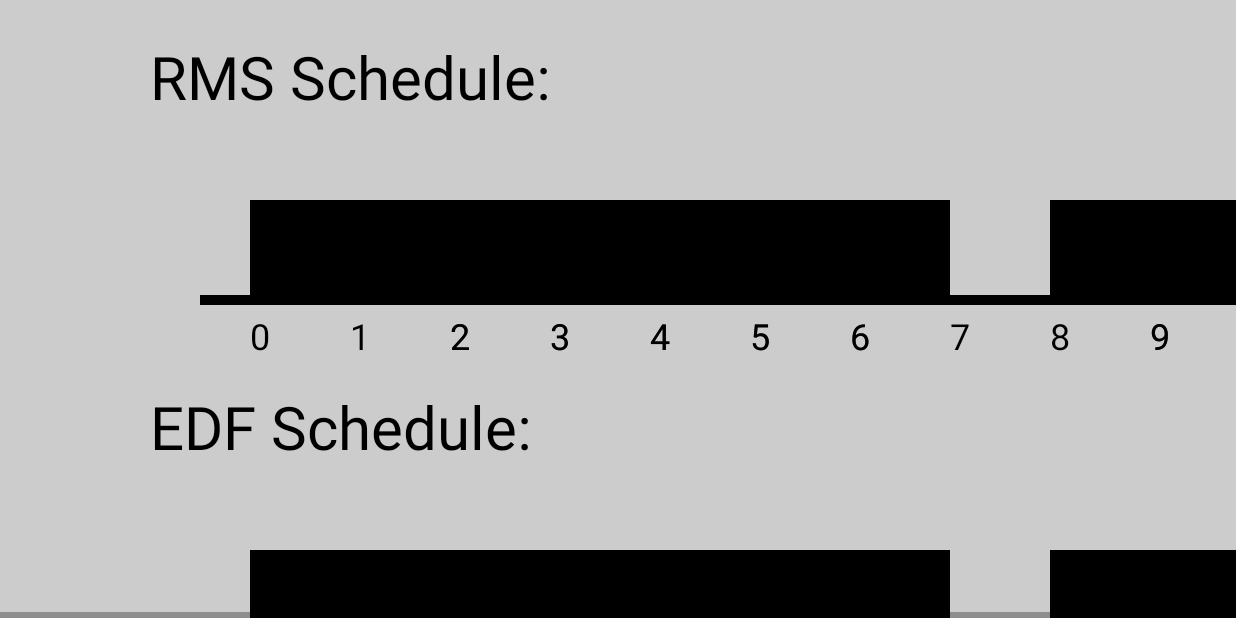
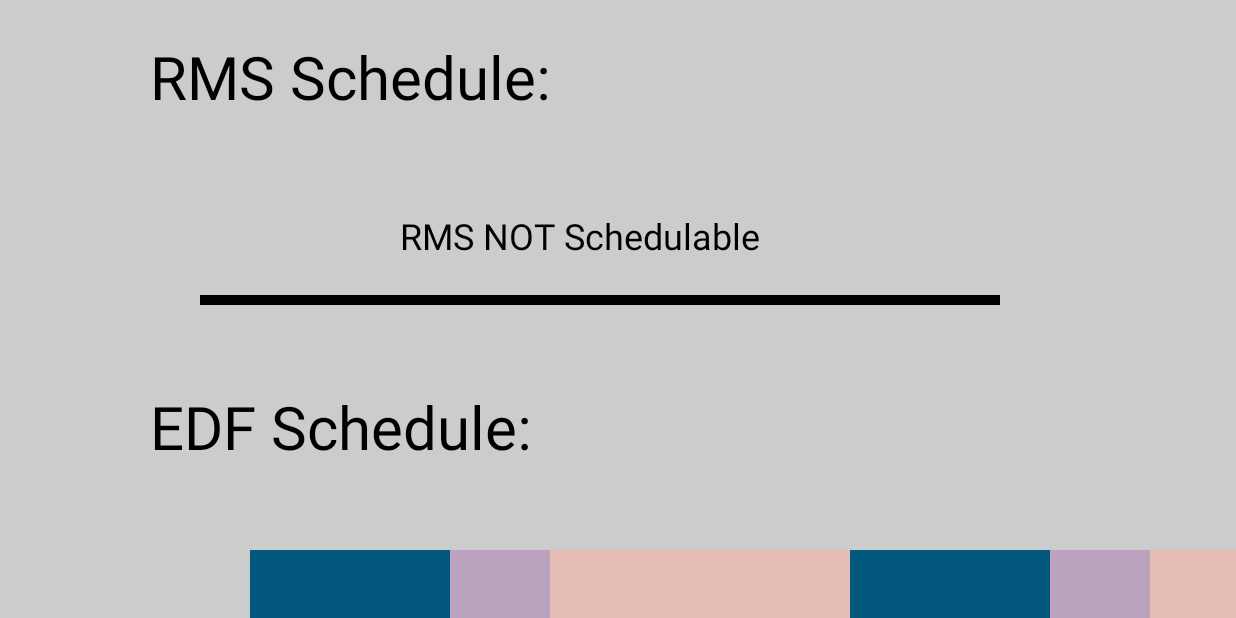
Before and after one commit to ChenfengLiu/RealTimeTaskSimApp, an Android app: the screen it shows after launch (timeScrollingActivity), after a tap on "DRAW", on a phone screen of 824 x 412 dp (held sideways). Run offline under Robolectric (Android 15) with nearby library versions, the phone set to English and light mode, and no system bars.

Commit message:
Modified Draw Function for RMS, EDF, LLF Schedulers

```diff
--- a/RealTimeSimApp/app/src/main/java/chenfeng/realtimesimapp/MainActivity.java
+++ b/RealTimeSimApp/app/src/main/java/chenfeng/realtimesimapp/MainActivity.java
@@ -21,13 +21,13 @@
         setContentView(R.layout.activity_main);
 
         //Test user input: only a test
-        t = new Task(1, 3, 0);
+        t = new Task(1, 8, 0);
         tList = new ArrayList<>();
         tList.add(t);
-        t = new Task(2, 4, 1);
+        t = new Task(2, 6, 1);
         tList.add(t);
-//        t=  new Task(1, 7, 2);
-//        tList.add(t);
+        t=  new Task(4, 24, 2);
+        tList.add(t);
 
         final String answer = taskToString(tList);
 
--- a/RealTimeSimApp/app/src/main/java/chenfeng/realtimesimapp/model/ScheduleRMS.java
+++ b/RealTimeSimApp/app/src/main/java/chenfeng/realtimesimapp/model/ScheduleRMS.java
@@ -153,7 +153,8 @@
             Task curr = tasks.get(i);
             for(int j = i - 1; j >= 0; j--){
                 if(curr.getP() > tasks.get(j).getP() && j != i - 1){
-                    Collections.swap(tasks, i, j - 1);
+                    Collections.swap(tasks, i, j + 1);
+                    break;
                 }
             }
         }
--- a/RealTimeSimApp/app/src/main/java/chenfeng/realtimesimapp/timeScrollingActivity.java
+++ b/RealTimeSimApp/app/src/main/java/chenfeng/realtimesimapp/timeScrollingActivity.java
@@ -19,6 +19,7 @@
 import java.util.Random;
 
 import chenfeng.realtimesimapp.model.ScheduleEDF;
+import chenfeng.realtimesimapp.model.ScheduleLLF;
 import chenfeng.realtimesimapp.model.ScheduleRMS;
 import chenfeng.realtimesimapp.model.Task;
 
@@ -82,6 +83,11 @@
         private ArrayList<Rect> EDF_Rects;
         private int EDF_lineLength;
 
+        //For LLF
+        private int[] LLF_Id, LLF_StartTime, LLF_EndTime, LLF_Instance;
+        private ArrayList<Rect> LLF_Rects;
+        private int LLF_lineLength;
+
         //For Canvas
         private int SCALE_INDEX = 100;
         private int RECT_HEIGHT = 100;
@@ -98,6 +104,8 @@
             mPaintLine = new Paint();
             mPaintText = new Paint();
 
+            colors = new ArrayList<>();
+
             //Clear ArrayList history
             clearLists();
 
@@ -107,8 +115,9 @@
             //Calculate schedules: RMS, EDF, LLF
             //TODO
 
+
             ScheduleRMS mRMSScheduler = new ScheduleRMS(tList);
-            if(mRMSScheduler.getIdArr() != null){
+            if (mRMSScheduler.getIdArr() != null) {
                 RMS_Id = mRMSScheduler.getIdArr();
                 RMS_StartTime = mRMSScheduler.getStartTimeArr();
                 RMS_EndTime = mRMSScheduler.getEndTimeArr();
@@ -119,7 +128,7 @@
 
 
             ScheduleEDF mEDFScheduler = new ScheduleEDF(tList);
-            if(mEDFScheduler.getIdArr() != null){
+            if (mEDFScheduler.getIdArr() != null) {
                 EDF_Id = mEDFScheduler.getIdArr();
                 EDF_StartTime = mEDFScheduler.getStartTimeArr();
                 EDF_EndTime = mEDFScheduler.getEndTimeArr();
@@ -128,12 +137,22 @@
                 EDF_lineLength = EDF_Id.length;
             }
 
+            ScheduleLLF mLLFScheduler = new ScheduleLLF(tList);
+            if (mLLFScheduler.getIdArr() != null) {
+                LLF_Id = mLLFScheduler.getIdArr();
+                LLF_StartTime = mLLFScheduler.getStartTimeArr();
+                LLF_EndTime = mLLFScheduler.getEndTimeArr();
+                LLF_Instance = mEDFScheduler.getInstanceArr();
+                LLF_Rects = new ArrayList<>();
+                LLF_lineLength = LLF_Id.length;
+            }
 
             //Generate random colors for each unique task
             getRandomColor();
             //Generate one Rectangle shape for every task instance
             RMS_GenerateRectList();
             EDF_GenerateRectList();
+            LLF_GenerateRectList();
 
 
         }
@@ -165,11 +184,24 @@
             Point dSize = new Point();
             d.getSize(dSize);
 
-            int width = EDF_lineLength * SCALE_INDEX + X_PADDING + 150;
+            int width = dSize.x;
+            System.out.println("1: The Width is: " + width + "!!!!!!!!!!!!!!!!!!!!!");
+            if (width < RMS_lineLength) {
+                width = RMS_lineLength * SCALE_INDEX + X_PADDING + 150;
+                System.out.println("2: The Width is: " + width + "!!!!!!!!!!!!!!!!!!!!!");
+            }
 
-            if (width < (dSize.x + 100)) {
-                width = dSize.x + 100;
+            if (width < EDF_lineLength) {
+                width = EDF_lineLength * SCALE_INDEX + X_PADDING + 150;
+                System.out.println("3: The Width is: " + width + "!!!!!!!!!!!!!!!!!!!!!");
             }
+
+            if (width < LLF_lineLength) {
+                width = LLF_lineLength * SCALE_INDEX + X_PADDING + 150;
+                System.out.println("4: The Width is: " + width + "!!!!!!!!!!!!!!!!!!!!!");
+            }
+            System.out.println("The Width is: " + width + "!!!!!!!!!!!!!!!!!!!!!");
+
             int height = dSize.y;
             setMeasuredDimension(width, height);
 
@@ -220,7 +252,6 @@
             }
 
 
-
         }
 
         private void drawEDFSchedule(Canvas canvas) {
@@ -266,14 +297,51 @@
         }
 
         private void drawLLFSchedule(Canvas canvas) {
+            if (LLF_Id != null) {
+                //Draw Rectangles
+                for (int i = 0; i < LLF_Id.length; i++) {
+                    if (LLF_Id[i] == -1) continue;
+                    mPaintRect.setColor(colors.get(LLF_Id[i]));
+                    canvas.drawRect(LLF_Rects.get(i), mPaintRect);
 
+                    //Draw "time" text
+                    float textSize = mPaintText.getTextSize();
+                    mPaintText.setTextSize(textSize * 3);
+                    canvas.drawText((LLF_StartTime[i] + ""), 0, (LLF_StartTime[i] + "").length(), LLF_Rects.get(i).left, Y_LLF + RECT_HEIGHT + 50, mPaintText);
+                    mPaintText.setTextSize(textSize);
+                }
+                //Draw last "time" text
+                for (int j = LLF_Id.length - 1; j > 0; j--) {
+                    if (LLF_Id[j] != -1) {
+                        float textSize = mPaintText.getTextSize();
+                        mPaintText.setTextSize(textSize * 3);
+                        canvas.drawText((LLF_EndTime[j] + ""), 0, (LLF_EndTime[j] + "").length(), LLF_Rects.get(j).right, Y_LLF + RECT_HEIGHT + 50, mPaintText);
+                        mPaintText.setTextSize(textSize);
+                    }
+                }
+
+                //Draw Base Line
+                mPaintLine.setStrokeWidth(10.0f);
+                float lineWidth = (float) LLF_lineLength * SCALE_INDEX;
+                canvas.drawLine((X_PADDING - 50), (float) (Y_LLF + RECT_HEIGHT), (X_PADDING + lineWidth + 50), (float) (Y_LLF + RECT_HEIGHT), mPaintLine);
+
+            } else {
+                //Draw text: "EDF NOT schedulable"
+                float textSize = mPaintText.getTextSize();
+                mPaintText.setTextSize(textSize * 3);
+                canvas.drawText("LLF NOT Schedulable", 0, 19, 400, Y_LLF + 50, mPaintText);
+                mPaintText.setTextSize(textSize);
+                //Draw Default Base Line
+                mPaintLine.setStrokeWidth(10.0f);
+                canvas.drawLine((X_PADDING - 50), (float) (Y_LLF + RECT_HEIGHT), 1000, (float) (Y_LLF + RECT_HEIGHT), mPaintLine);
+            }
 
         }
 
         ////////////////////////////////////////////////////////////////////////////////////////////
         //List helper function
         ////////////////////////////////////////////////////////////////////////////////////////////
-        private void clearLists(){
+        private void clearLists() {
 
         }
 
@@ -301,6 +369,7 @@
                 }//End for loop
             }//End if
         }
+
         private void EDF_GenerateRectList() {
             if (EDF_Id != null) {
                 for (int i = 0; i < EDF_Id.length; i++) {
@@ -317,5 +386,22 @@
                 }//End for loop
             }//End if
         }
+
+        private void LLF_GenerateRectList() {
+            if (LLF_Id != null) {
+                for (int i = 0; i < LLF_Id.length; i++) {
+                    if (LLF_Id[i] != -1) {
+                        int x = LLF_StartTime[i] * SCALE_INDEX;
+                        int width = (LLF_EndTime[i] - LLF_StartTime[i]) * SCALE_INDEX;
+                        mRectangle = new Rect((x + X_PADDING), Y_LLF, (width + x + X_PADDING), (RECT_HEIGHT + Y_LLF));
+                        LLF_Rects.add(mRectangle);
+                    } else {
+                        mRectangle = new Rect(0, 0, 0, 0);
+                        LLF_Rects.add(mRectangle);
+                    }
+
+                }//End for loop
+            }//End if
+        }
     }
 }
```
